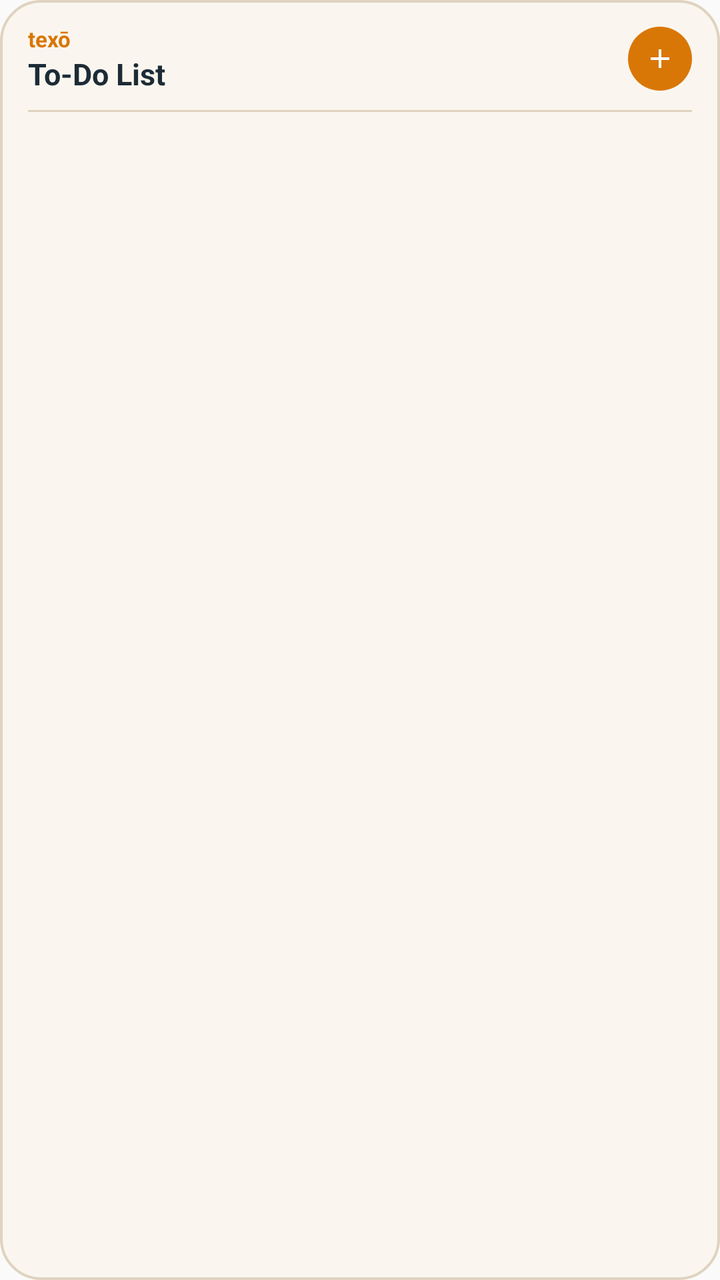
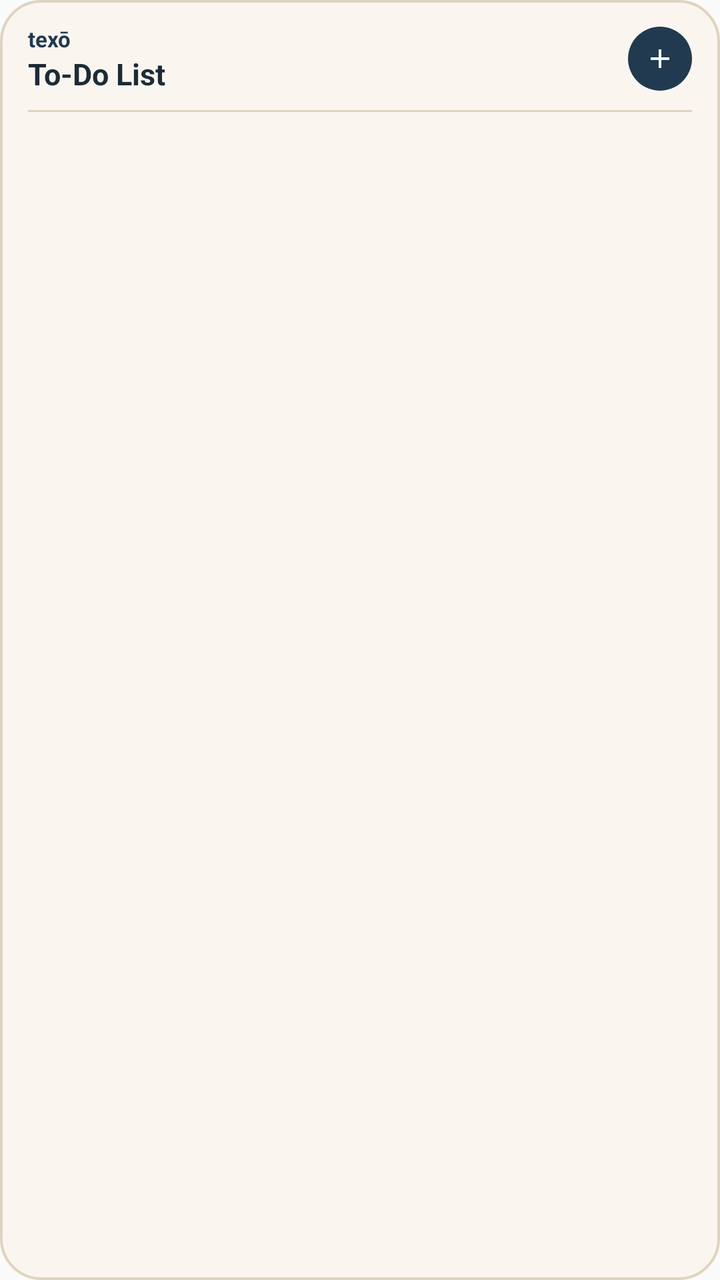

Compare the two renders of this Android layout. The source of the first and the diff that turns it into the second are given below.
<!-- AndroidManifest.xml: application theme AppTheme -->
<!-- res/layout/widget_todo_list.xml -->
<?xml version="1.0" encoding="utf-8"?>
<LinearLayout xmlns:android="http://schemas.android.com/apk/res/android"
    android:id="@+id/widget_todo_root"
    android:layout_width="match_parent"
    android:layout_height="match_parent"
    android:background="@drawable/widget_todo_card_bg"
    android:orientation="vertical"
    android:paddingLeft="14dp"
    android:paddingRight="14dp"
    android:paddingTop="12dp"
    android:paddingBottom="12dp">

    
    <LinearLayout
        android:id="@+id/widget_todo_header"
        android:layout_width="match_parent"
        android:layout_height="wrap_content"
        android:orientation="horizontal"
        android:gravity="center_vertical">

        <LinearLayout
            android:layout_width="0dp"
            android:layout_height="wrap_content"
            android:layout_weight="1"
            android:orientation="vertical">

            <TextView
                android:layout_width="wrap_content"
                android:layout_height="wrap_content"
                android:text="texō"
                android:textColor="#D97706"
                android:textSize="11sp"
                android:textStyle="bold" />

            <TextView
                android:id="@+id/widget_todo_title"
                android:layout_width="wrap_content"
                android:layout_height="wrap_content"
                android:text="To-Do List"
                android:textColor="#1C2B36"
                android:textSize="15sp"
                android:textStyle="bold"
                android:maxLines="1"
                android:ellipsize="end" />
        </LinearLayout>

        
        <LinearLayout
            android:id="@+id/widget_todo_btn_add"
            android:layout_width="32dp"
            android:layout_height="32dp"
            android:background="@drawable/widget_circle_button"
            android:gravity="center"
            android:contentDescription="New Note">

            <ImageView
                android:layout_width="16dp"
                android:layout_height="16dp"
                android:src="@drawable/ic_widget_add"
                android:contentDescription="Add" />
        </LinearLayout>
    </LinearLayout>

    
    <FrameLayout
        android:layout_width="match_parent"
        android:layout_height="1dp"
        android:layout_marginTop="8dp"
        android:layout_marginBottom="6dp"
        android:background="#DFD3C0" />

    
    <TextView
        android:id="@+id/widget_todo_empty"
        android:layout_width="match_parent"
        android:layout_height="0dp"
        android:layout_weight="1"
        android:text="No checklist items. Tap to open texō."
        android:textColor="#5A6E82"
        android:textSize="12sp"
        android:paddingTop="12dp"
        android:paddingBottom="12dp"
        android:gravity="center"
        android:visibility="gone" />

    
    <ListView
        android:id="@+id/widget_todo_listview"
        android:layout_width="match_parent"
        android:layout_height="0dp"
        android:layout_weight="1"
        android:divider="@null"
        android:dividerHeight="0dp"
        android:scrollbars="vertical" />

</LinearLayout>
<!-- resources referenced by this layout -->
<resources>
  <!-- drawable ic_widget_add (drawable) -->
  <vector xmlns:android="http://schemas.android.com/apk/res/android"
      android:width="24dp"
      android:height="24dp"
      android:viewportWidth="24"
      android:viewportHeight="24">
    <path
        android:fillColor="#FFFFFF"
        android:pathData="M19,13h-6v6h-2v-6H5v-2h6V5h2v6h6v2z"/>
  </vector>
  <!-- drawable widget_circle_button (drawable) -->
  <?xml version="1.0" encoding="utf-8"?>
  <shape xmlns:android="http://schemas.android.com/apk/res/android"
      android:shape="rectangle">
      <solid android:color="#D97706" />
      <corners android:radius="16dp" />
  </shape>
  <!-- drawable widget_todo_card_bg (drawable) -->
  <?xml version="1.0" encoding="utf-8"?>
  <shape xmlns:android="http://schemas.android.com/apk/res/android"
      android:shape="rectangle">
      <solid android:color="#FAF6EF" />
      <corners android:radius="20dp" />
      <stroke
          android:width="1.2dp"
          android:color="#DFD3C0" />
  </shape>
  <style name="AppTheme" parent="Theme.AppCompat.Light.DarkActionBar">
          
          <item name="colorPrimary">@color/colorPrimary</item>
          <item name="colorPrimaryDark">@color/colorPrimaryDark</item>
          <item name="colorAccent">@color/colorAccent</item>
      </style>
</resources>

<!-- the commit's change to res/layout/widget_todo_list.xml (unified diff, before → after) -->
@@ -28,7 +28,7 @@
                 android:layout_width="wrap_content"
                 android:layout_height="wrap_content"
                 android:text="texō"
-                android:textColor="#D97706"
+                android:textColor="#213A50"
                 android:textSize="11sp"
                 android:textStyle="bold" />
 
<!-- resource entries referenced after the edit -->
@@ -14,7 +14,7 @@
   <?xml version="1.0" encoding="utf-8"?>
   <shape xmlns:android="http://schemas.android.com/apk/res/android"
       android:shape="rectangle">
-      <solid android:color="#D97706" />
+      <solid android:color="#213A50" />
       <corners android:radius="16dp" />
   </shape>
   <!-- drawable widget_todo_card_bg (drawable) -->
